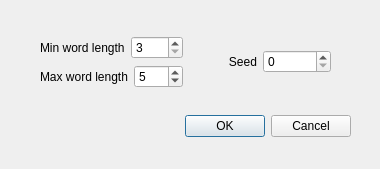
First picture: the form in lengthdialog.ui, repository togu2503/GenCross, before the edit.
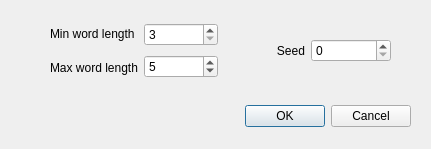
Second picture: the form after the edit.

The edit to the form file:
```diff
--- a/lengthdialog.ui
+++ b/lengthdialog.ui
@@ -6,8 +6,8 @@
    <rect>
     <x>0</x>
     <y>0</y>
-    <width>380</width>
-    <height>169</height>
+    <width>431</width>
+    <height>149</height>
    </rect>
   </property>
   <property name="windowTitle">
@@ -16,8 +16,8 @@
   <widget class="QDialogButtonBox" name="buttonBox">
    <property name="geometry">
     <rect>
-     <x>10</x>
-     <y>110</y>
+     <x>70</x>
+     <y>100</y>
      <width>341</width>
      <height>32</height>
     </rect>
@@ -32,17 +32,20 @@
   <widget class="QWidget" name="layoutWidget">
    <property name="geometry">
     <rect>
-     <x>40</x>
-     <y>30</y>
-     <width>291</width>
-     <height>64</height>
+     <x>50</x>
+     <y>20</y>
+     <width>341</width>
+     <height>62</height>
     </rect>
    </property>
-   <layout class="QGridLayout" name="gridLayout">
-    <item row="0" column="0">
-     <layout class="QVBoxLayout" name="verticalLayout">
+   <layout class="QHBoxLayout" name="horizontalLayout_3">
+    <item>
+     <layout class="QHBoxLayout" name="horizontalLayout">
       <item>
-       <layout class="QHBoxLayout" name="horizontalLayout">
+       <layout class="QVBoxLayout" name="verticalLayout_2">
+        <property name="sizeConstraint">
+         <enum>QLayout::SetMaximumSize</enum>
+        </property>
         <item>
          <widget class="QLabel" name="label">
           <property name="text">
@@ -51,29 +54,29 @@
          </widget>
         </item>
         <item>
-         <widget class="QSpinBox" name="minValue">
-          <property name="minimum">
-           <number>3</number>
-          </property>
-          <property name="maximum">
-           <number>10</number>
-          </property>
-          <property name="value">
-           <number>3</number>
-          </property>
-         </widget>
-        </item>
-       </layout>
-      </item>
-      <item>
-       <layout class="QHBoxLayout" name="horizontalLayout_2">
-        <item>
          <widget class="QLabel" name="label_2">
           <property name="text">
            <string>Max word length</string>
           </property>
          </widget>
         </item>
+       </layout>
+      </item>
+      <item>
+       <layout class="QVBoxLayout" name="verticalLayout">
+        <item>
+         <widget class="QSpinBox" name="minValue">
+          <property name="minimum">
+           <number>3</number>
+          </property>
+          <property name="maximum">
+           <number>10</number>
+          </property>
+          <property name="value">
+           <number>3</number>
+          </property>
+         </widget>
+        </item>
         <item>
          <widget class="QSpinBox" name="maxValue">
           <property name="minimum">
@@ -91,8 +94,8 @@
       </item>
      </layout>
     </item>
-    <item row="0" column="1">
-     <layout class="QHBoxLayout" name="horizontalLayout_3">
+    <item>
+     <layout class="QHBoxLayout" name="horizontalLayout_2">
       <property name="sizeConstraint">
        <enum>QLayout::SetMinimumSize</enum>
       </property>
@@ -113,7 +116,11 @@
        </widget>
       </item>
       <item>
-       <widget class="QSpinBox" name="Seed"/>
+       <widget class="QSpinBox" name="Seed">
+        <property name="maximum">
+         <number>1000000000</number>
+        </property>
+       </widget>
       </item>
      </layout>
     </item>
```
Left out of the diff: 2 changed lines with no effect on the pictures.
